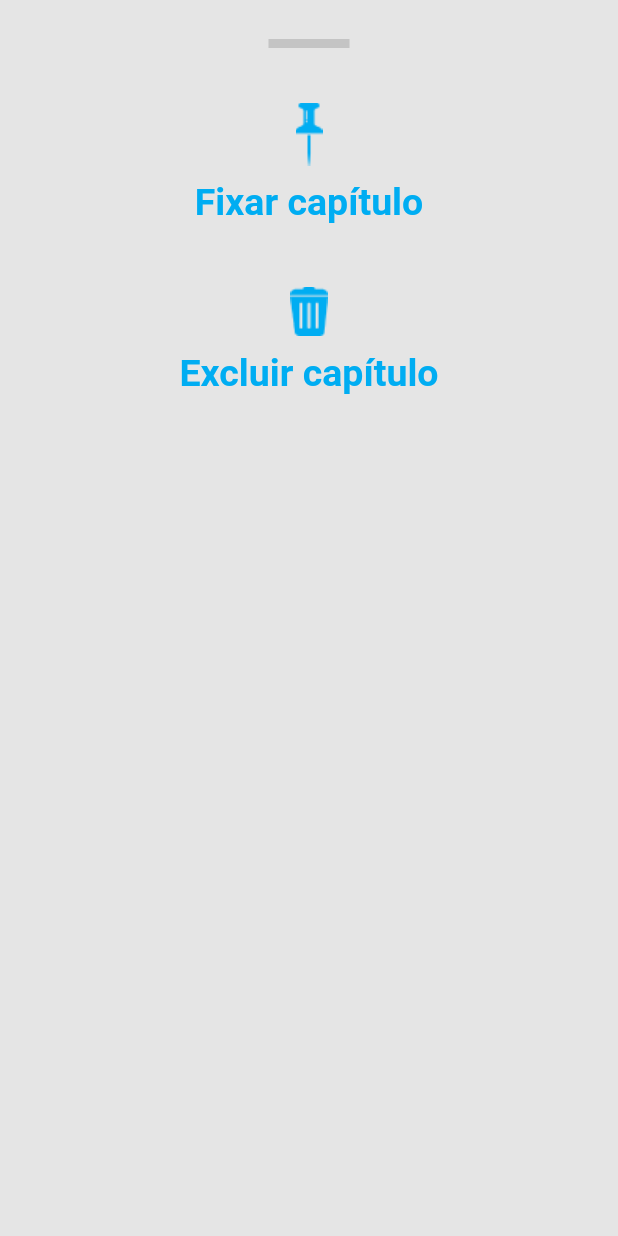
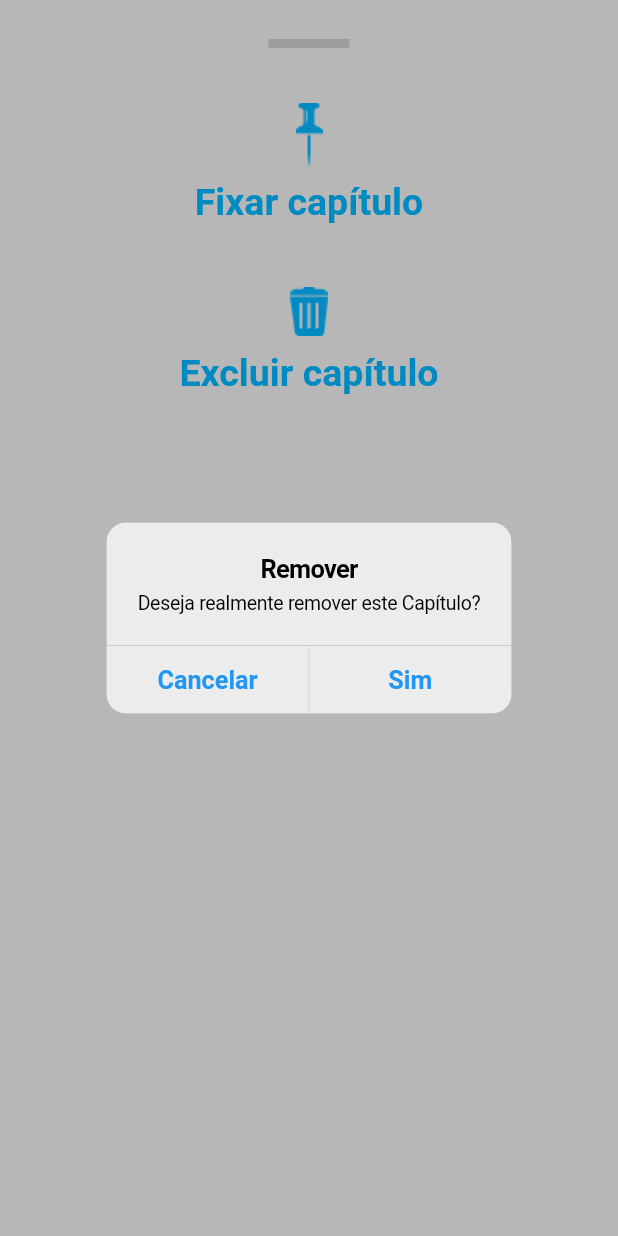
Before and after one commit to azerox/azerox, a Flutter app: the CardOptions widget shown alone on an empty page, opened directly with empty values, after a tap on an icon or button, on a phone screen of 412 x 824 dp. Run offline on Flutter 3.47's test engine with Material 2 defaults, Android fonts, the phone set to English and light mode, and no system bars; our stand-ins replace cached_network_image, dio, file_picker, flutter_widget_from_html_core, get, image_cropper and 4 more; missing offline and left inert: audio_session, flutter_facebook_auth, flutter_social_content_share, flutter_sound, image_compression, mask; network calls fail; project files that could hold a hidden picture were left out.

Commit message:
WIP: Adicionada funcionalidade de remover capítulo

```diff
--- a/lib/app/config/app_constants.dart
+++ b/lib/app/config/app_constants.dart
@@ -11,6 +11,7 @@ class AppConstants {
   static const apiFavoritedsPost =
       '$apiBase/jsonposts.asmx/GetPostsFavoritesByUser';
   static const apiGetPostsByUser = '$apiBase/jsonposts.asmx/GetPostsByUser';
+  static const apiDeletePost = '$apiBase/jsonposts.asmx/DeletePost';
   static const apiGetPUserBySearch =
       '$apiBase/jsonfriends.asmx/GetFriendsBySearch';
   static const apiInsertPost = '$apiBase/jsonposts.asmx/InsertPostV2';
--- a/lib/app/core/ui/controllers/pagination_controller.dart
+++ b/lib/app/core/ui/controllers/pagination_controller.dart
@@ -13,6 +13,7 @@ abstract class PaginationController<T>
 
   Future<void> refreshItems() async {
     value = PaginationState.empty<T>();
+    print('Loading page ${value.page}');
     final itemsList = await getCurrentPageItems();
     value = value.copyWith(itemsList: itemsList);
   }
@@ -20,12 +21,13 @@ abstract class PaginationController<T>
   Future<void> loadMoreItems() async {
     if (value.itemsList == null) return refreshItems();
     if (value.isLoading) return;
-    print('Loading page ${value.page}');
     try {
       _setLoading(true);
+      value = value.copyWith(page: value.page + 1);
+      print('Loading page ${value.page}');
       final currentPageItems = await getCurrentPageItems();
       final newItemsList = value.itemsList! + currentPageItems;
-      value = value.copyWith(itemsList: newItemsList, page: value.page + 1);
+      value = value.copyWith(itemsList: newItemsList);
     } catch (ex, stack) {
       rethrow;
     } finally {
--- /dev/null
+++ b/lib/app/modules/home/controllers/chapter_bottomsheet_controller.dart
@@ -0,0 +1,65 @@
+import 'package:azerox/app/core/core.dart';
+import 'package:flutter/cupertino.dart';
+import 'package:get/get.dart';
+
+import '../home_repository.dart';
+import 'chapters_controller.dart';
+
+class ChapterBottomsheetController {
+  final ChaptersController chaptersController;
+  final HomeRepository _repository;
+
+  ChapterBottomsheetController(
+    this.chaptersController,
+    this._repository,
+  );
+
+  final loadingController = LoadingController();
+
+  Future<void> onRemoveItemButtonPressed(
+    BuildContext context,
+    int chapterId,
+  ) async {
+    try {
+      final userConfirmed = await _showConfirmationMessage(context);
+      if (userConfirmed) {
+        loadingController.show('Removendo capítulo...');
+        await _repository.removeChapterById(chapterId);
+        chaptersController.removeChapterById(chapterId);
+        Get.back();
+      }
+    } finally {
+      loadingController.hide();
+    }
+  }
+
+  Future<bool> _showConfirmationMessage(BuildContext context) async {
+    return await showCupertinoDialog(
+      context: context,
+      builder: (_) {
+        return CupertinoAlertDialog(
+          title: const Text("Remover"),
+          content: const Text("Deseja realmente remover este Capítulo?"),
+          actions: [
+            CupertinoDialogAction(
+              isDefaultAction: false,
+              child: const Text(
+                "Cancelar",
+                style: TextStyle(fontWeight: FontWeight.bold),
+              ),
+              onPressed: () => Get.back(result: false),
+            ),
+            CupertinoDialogAction(
+              isDefaultAction: false,
+              child: const Text(
+                "Sim",
+                style: TextStyle(fontWeight: FontWeight.bold),
+              ),
+              onPressed: () => Get.back(result: true),
+            ),
+          ],
+        );
+      },
+    );
+  }
+}
--- a/lib/app/modules/home/controllers/chapters_controller.dart
+++ b/lib/app/modules/home/controllers/chapters_controller.dart
@@ -17,4 +17,10 @@ class ChaptersController extends PaginationController<Post> {
     );
     return posts;
   }
+
+  void removeChapterById(int chapterId) {
+    final newList = value.itemsList?.toList();
+    newList?.removeWhere((chapter) => chapter.codPost == chapterId);
+    value = value.copyWith(itemsList: newList);
+  }
 }
--- a/lib/app/modules/home/home_bindings.dart
+++ b/lib/app/modules/home/home_bindings.dart
@@ -3,6 +3,7 @@ import 'package:dio/dio.dart';
 import 'package:get/get.dart';
 
 import 'controllers/chapters_controller.dart';
+import 'controllers/chapter_bottomsheet_controller.dart';
 import 'home_controller.dart';
 import 'home_repository.dart';
 
@@ -11,6 +12,10 @@ class HomeBindings implements Bindings {
   void dependencies() {
     Get.lazyPut(() => HomeRepository(Get.find<Dio>()));
     Get.lazyPut(() => ChaptersController(Get.find<HomeRepository>()));
+    Get.lazyPut(() => ChapterBottomsheetController(
+          Get.find<ChaptersController>(),
+          Get.find<HomeRepository>(),
+        ));
     Get.put(
       HomeController(Get.find<HomeRepository>(), Get.find<AppController>()),
       permanent: true,
--- a/lib/app/modules/home/home_controller.dart
+++ b/lib/app/modules/home/home_controller.dart
@@ -141,7 +141,8 @@ class HomeController extends GetxController {
   Future<void> updateImageProfile(String imagePath) async {
     final userProfile = await repository.uploadProfilePicture(imagePath);
     if (userProfile == null) return;
-    _appController.currentUser.value = _appController.currentUser.value.copyWith(
+    _appController.currentUser.value =
+        _appController.currentUser.value.copyWith(
       filePicture: userProfile.filePicture,
     );
   }
--- a/lib/app/modules/home/home_page.dart
+++ b/lib/app/modules/home/home_page.dart
@@ -84,7 +84,10 @@ class _HomePageState extends State<HomePage> {
           Expanded(
             child: PaginationWidget<Post>(
               controller: controller,
-              builder: (context, post) => PostWidget(post: post),
+              builder: (context, post) => PostWidget(
+                key: ValueKey(post.codPost),
+                post: post,
+              ),
             ),
           ),
         ],
--- a/lib/app/modules/home/widgets/card_options.dart
+++ b/lib/app/modules/home/widgets/card_options.dart
@@ -3,6 +3,8 @@ import 'package:azerox/app/config/app_images.dart';
 import 'package:azerox/app/models/post.dart';
 import 'package:flutter/material.dart';
 import 'package:get/get.dart';
+
+import '../controllers/chapter_bottomsheet_controller.dart';
 
 class CardOptions extends StatelessWidget {
   final Post? post;
@@ -16,8 +18,9 @@ class CardOptions extends StatelessWidget {
 
   @override
   Widget build(BuildContext context) {
-    final bool commentIsMine =
-        post?.user?.codUser == Get.find<AppController>().currentUser.value.codUser;
+    final controller = Get.find<ChapterBottomsheetController>();
+    final bool commentIsMine = post?.user?.codUser ==
+        Get.find<AppController>().currentUser.value.codUser;
 
     return Padding(
       padding: const EdgeInsets.symmetric(
@@ -105,7 +108,9 @@ class CardOptions extends StatelessWidget {
             Padding(
               padding: const EdgeInsets.only(bottom: 20),
               child: GestureDetector(
-                onTap: () {},
+                onTap: () {
+                  controller.onRemoveItemButtonPressed(context, post!.codPost!);
+                },
                 child: Container(
                   height: 94,
                   decoration: BoxDecoration(
--- a/lib/app/modules/home/widgets/post_item_widget.dart
+++ b/lib/app/modules/home/widgets/post_item_widget.dart
@@ -10,11 +10,9 @@ typedef DownloadFileCallback = Future<String> Function(String networkUrl);
 
 class PostItemWidget extends StatefulWidget {
   final PostItens model;
-  final DownloadFileCallback downloadFileCallback;
   const PostItemWidget({
     Key? key,
     required this.model,
-    required this.downloadFileCallback,
   }) : super(key: key);
 
   @override
```
Also changed, not shown: lib/app/modules/home/home_repository.dart (+7 -0 lines), lib/app/modules/home/widgets/post_widget.dart (+1 -7 lines).
